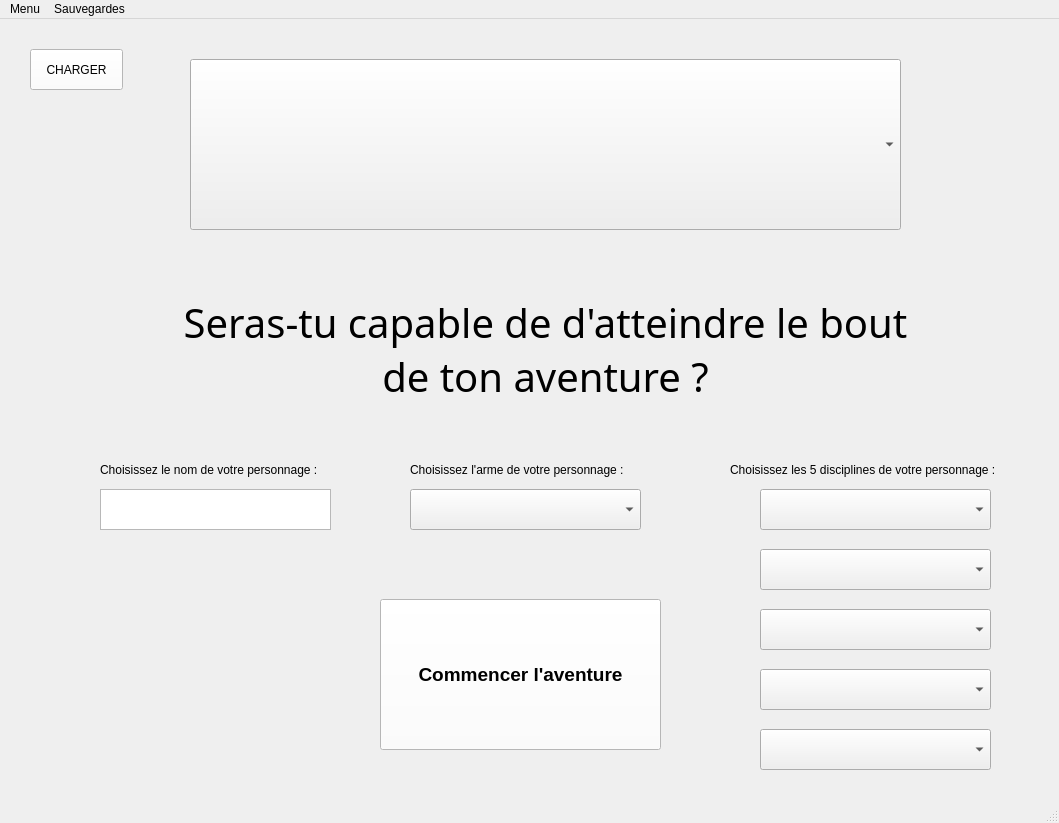
This is Menu accueil.ui in 2132555-guyollotclement/clementguyollot_francispayan_projet as Qt 5 draws it before an edit. The edited form follows.
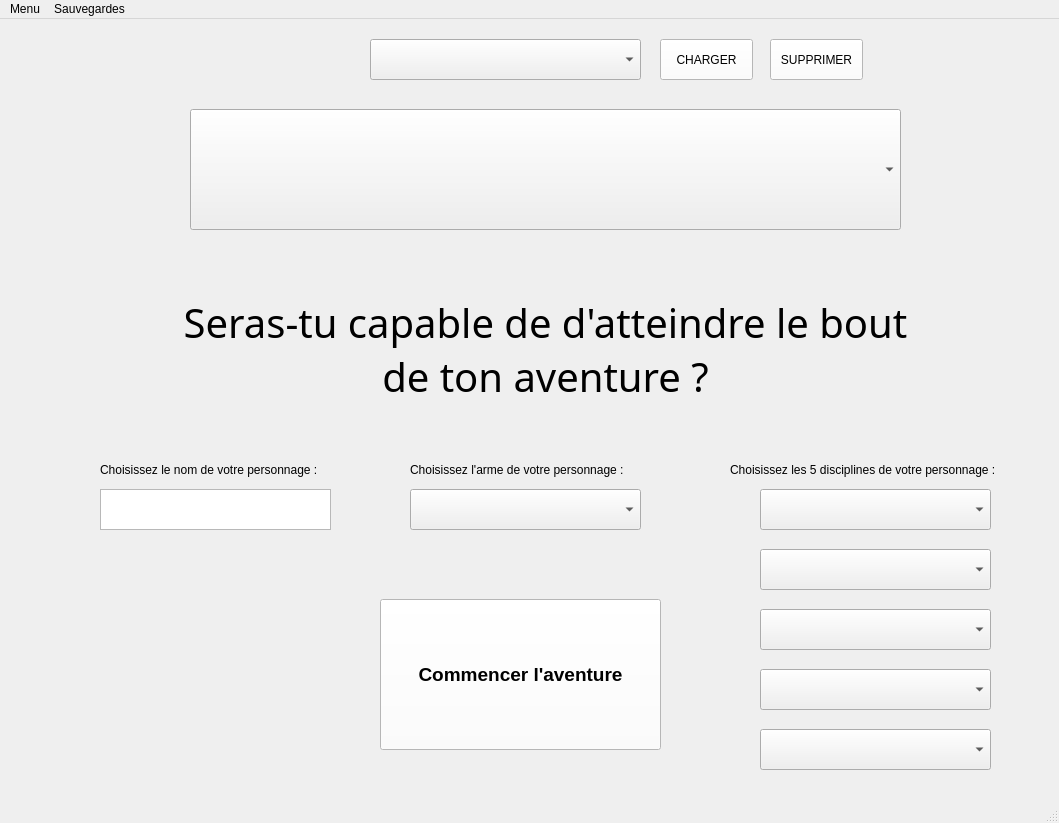
This is the edited form.

Commit message: Ajout de la fonction de sauvegarde et suppression de sauvegarde

Diff of the .ui file:
```diff
--- a/Menu accueil.ui
+++ b/Menu accueil.ui
@@ -102,9 +102,9 @@
     <property name="geometry">
      <rect>
       <x>190</x>
-      <y>40</y>
+      <y>90</y>
       <width>711</width>
-      <height>171</height>
+      <height>121</height>
      </rect>
     </property>
     <property name="font">
@@ -202,8 +202,8 @@
    <widget class="QPushButton" name="pushButtonCharger">
     <property name="geometry">
      <rect>
-      <x>30</x>
-      <y>30</y>
+      <x>660</x>
+      <y>20</y>
       <width>93</width>
       <height>41</height>
      </rect>
@@ -218,6 +218,35 @@
      <string>CHARGER</string>
     </property>
    </widget>
+   <widget class="QComboBox" name="comboBoxAfficherSauvegarde">
+    <property name="geometry">
+     <rect>
+      <x>370</x>
+      <y>20</y>
+      <width>271</width>
+      <height>41</height>
+     </rect>
+    </property>
+   </widget>
+   <widget class="QPushButton" name="pushButtonSupprimer">
+    <property name="geometry">
+     <rect>
+      <x>770</x>
+      <y>20</y>
+      <width>93</width>
+      <height>41</height>
+     </rect>
+    </property>
+    <property name="cursor">
+     <cursorShape>PointingHandCursor</cursorShape>
+    </property>
+    <property name="styleSheet">
+     <string notr="true">background-color: rgb(255, 255, 255);</string>
+    </property>
+    <property name="text">
+     <string>SUPPRIMER</string>
+    </property>
+   </widget>
   </widget>
   <widget class="QMenuBar" name="menubar">
    <property name="geometry">
```
The commit also changes 10 other files.
